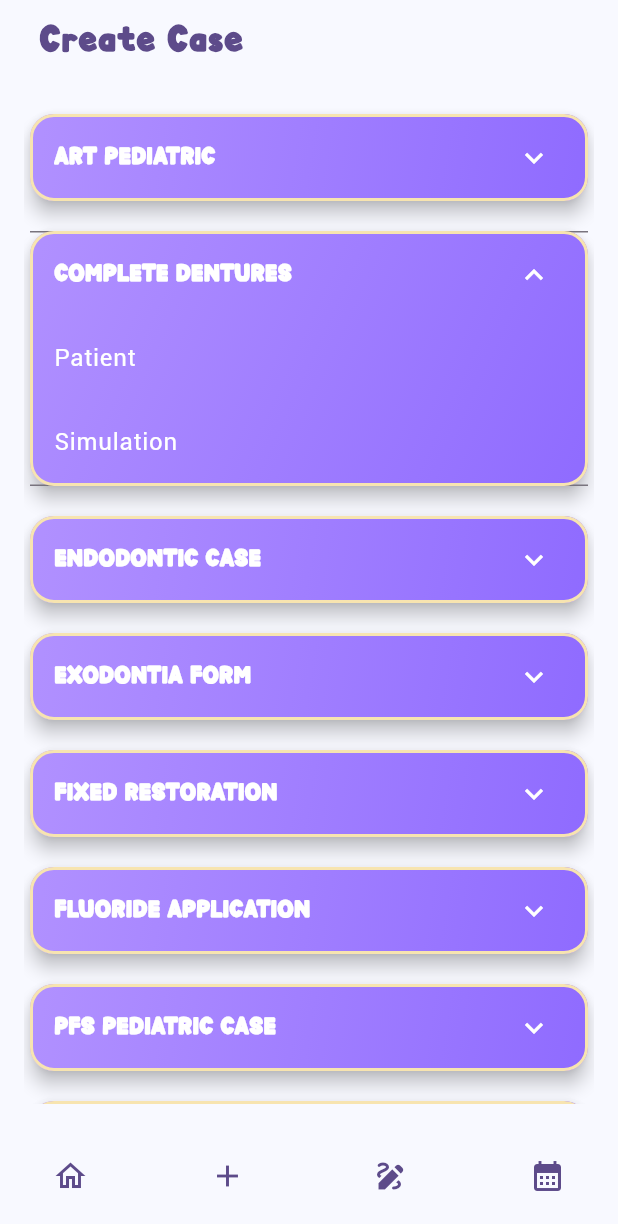
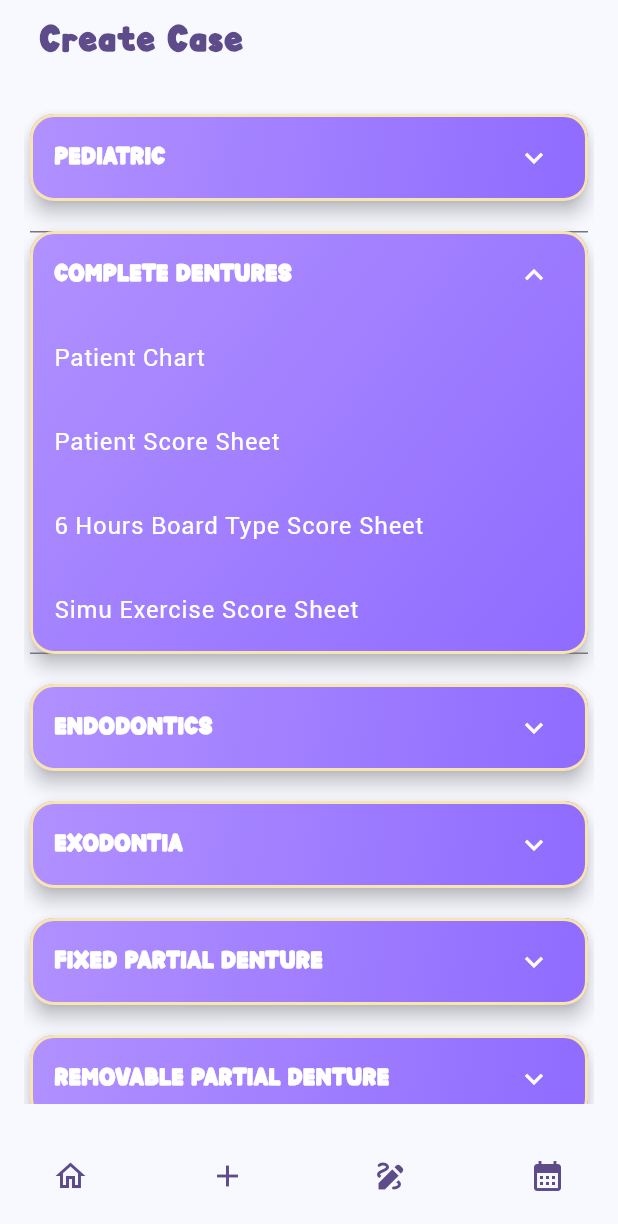
Before and after one commit to choncccc/Toothly, a Flutter app: the screen it shows once a user with an empty profile is signed in, item 2 of the bottom bar chosen, after a tap on "COMPLETE DENTURES", on a phone screen of 412 x 824 dp. Shown: the top 1230 px of the screen. Run offline on Flutter 3.47's test engine with Material 3 defaults, Android fonts, the phone set to English and light mode, and no system bars; drawn by our look-alikes of google_nav_bar; our stand-ins replace flutter_animate, flutter_dotenv, flutter_svg, fluttertoast, pdf, share_plus and 2 more; missing offline and left inert: pdfx; accounts and stored records are empty.

Commit message:
restructure create case view with pdf-based cards and dropdowns
Co-Authored-By: Claude Sonnet 4.6 <noreply@anthropic.com>

```diff
--- a/lib/views/create_case_view.dart
+++ b/lib/views/create_case_view.dart
@@ -1,5 +1,17 @@
 import 'package:flutter/material.dart';
 import 'package:toothly/views/pdf_annotator_view.dart';
+
+class _CaseItem {
+  final String label;
+  final String pdfPath;
+  const _CaseItem(this.label, this.pdfPath);
+}
+
+class _CaseCard {
+  final String title;
+  final List<_CaseItem> items;
+  const _CaseCard(this.title, this.items);
+}
 
 class CreateCaseView extends StatefulWidget {
   const CreateCaseView({super.key});
@@ -9,42 +21,71 @@ class CreateCaseView extends StatefulWidget {
 }
 
 class _CreateCaseViewState extends State<CreateCaseView> {
-  String? selectedCD;
-  String? selectedCD2;
-  String? selectedPriority;
-  String? selectedStatus;
-
-  final List<String> items = ["Patient", "Simulation"];
-
-  static const _cdChartCompanions = [
-    'assets/pdf/CD CHART/CD 6 HOURS BOARD TYPE SCORE SHEET.pdf',
-    'assets/pdf/CD CHART/CD PATIENT SCORE SHEET.pdf',
-    'assets/pdf/CD CHART/CD SIMU EXERCISE SCORE SHEET.pdf',
+  static const List<_CaseCard> _cases = [
+    _CaseCard('PEDIATRIC', [
+      _CaseItem('ART Pedia (Check List)', 'assets/pdf/PEDIA CHART/PEDIA (CHECK LIST)/Copy of ART-Pedia.pdf'),
+      _CaseItem('PFS Pedia (Check List)', 'assets/pdf/PEDIA CHART/PEDIA (CHECK LIST)/PFS-Pedia (1).pdf'),
+      _CaseItem('PRR Pedia (Check List)', 'assets/pdf/PEDIA CHART/PEDIA (CHECK LIST)/PRR-Pediaa.pdf'),
+      _CaseItem('Space Maintainer (Live PX)', 'assets/pdf/PEDIA CHART/PEDIA (LIVE PX)/Pediatric-appliance-SPACE-MAINTAINER.pdf'),
+    ]),
+    _CaseCard('COMPLETE DENTURES', [
+      _CaseItem('Patient Chart', 'assets/pdf/CD CHART/PATIENT CHART.pdf'),
+      _CaseItem('Patient Score Sheet', 'assets/pdf/CD CHART/CD PATIENT SCORE SHEET.pdf'),
+      _CaseItem('6 Hours Board Type Score Sheet', 'assets/pdf/CD CHART/CD 6 HOURS BOARD TYPE SCORE SHEET.pdf'),
+      _CaseItem('Simu Exercise Score Sheet', 'assets/pdf/CD CHART/CD SIMU EXERCISE SCORE SHEET.pdf'),
+    ]),
+    _CaseCard('ENDODONTICS', [
+      _CaseItem('Endodontics Simulation', 'assets/pdf/ENDO CHART/ENDO (SIMULATION)/ENDODONTICS-Simulation.pdf'),
+      _CaseItem('Endodontic Form (Live PX)', 'assets/pdf/ENDO CHART/ENDO (LIVE PX)/Endodontic-form.pdf'),
+      _CaseItem('Endodontic Case Recall', 'assets/pdf/ENDO CHART/ENDO (LIVE PX)/ENDODONTIC-CASE-RECALL.pdf'),
+    ]),
+    _CaseCard('EXODONTIA', [
+      _CaseItem('Patient Form (Live PX)', 'assets/pdf/EXO CHART/EXO (LIVE PX)/Exodontia-patient-form.pdf'),
+      _CaseItem('Surgery Instrument Check List', 'assets/pdf/EXO CHART/EXO (CHECK LIST)/Surgery-instrument-check-list-1.pdf'),
+    ]),
+    _CaseCard('FIXED PARTIAL DENTURE', [
+      _CaseItem('Patient Chart', 'assets/pdf/FPD CHART/PATIENT CHART.pdf'),
+      _CaseItem('Patient Score Sheet', 'assets/pdf/FPD CHART/FPD PATIENT SCORE SHEET.pdf'),
+      _CaseItem('Simu Score Sheet', 'assets/pdf/FPD CHART/FPD SIMU SCORE SHEET.pdf'),
+    ]),
+    _CaseCard('REMOVABLE PARTIAL DENTURE', [
+      _CaseItem('Patient Chart', 'assets/pdf/RPD CHART/PATIENT CHART.pdf'),
+      _CaseItem('Patient Score Sheet', 'assets/pdf/RPD CHART/RPD PATIENT SCORE SHEET.pdf'),
+      _CaseItem('Simu Score Sheet', 'assets/pdf/RPD CHART/RPD SIMU SCORE SHEET.pdf'),
+    ]),
+    _CaseCard('RESTORATIVE', [
+      _CaseItem('Patient Form 2024', 'assets/pdf/RESTO CHART/Patient-Form-2024.pdf'),
+      _CaseItem('Class I (Live PX)', 'assets/pdf/RESTO CHART/RESTO (LIVE PX)/CLASS-I-LIVE-PX.pdf'),
+      _CaseItem('Class II (Live PX)', 'assets/pdf/RESTO CHART/RESTO (LIVE PX)/CLASS-II-LIVE-PX.pdf'),
+      _CaseItem('Class III (Live PX)', 'assets/pdf/RESTO CHART/RESTO (LIVE PX)/CLASS-III-LIVE-PX.pdf'),
+      _CaseItem('Class IV (Live PX)', 'assets/pdf/RESTO CHART/RESTO (LIVE PX)/CLASS-IV-LIVE-PX.pdf'),
+      _CaseItem('Class V (Live PX)', 'assets/pdf/RESTO CHART/RESTO (LIVE PX)/CLASS-V-LIVE-PX.pdf'),
+      _CaseItem('Class I (Check List)', 'assets/pdf/RESTO CHART/RESTO (CHECK LIST)/Copy of CLASS-I-LIVE-PX.pdf'),
+      _CaseItem('Class II (Check List)', 'assets/pdf/RESTO CHART/RESTO (CHECK LIST)/Copy of CLASS-II-LIVE-PX.pdf'),
+      _CaseItem('Class III (Check List)', 'assets/pdf/RESTO CHART/RESTO (CHECK LIST)/Copy of CLASS-III-LIVE-PX.pdf'),
+      _CaseItem('Class IV (Check List)', 'assets/pdf/RESTO CHART/RESTO (CHECK LIST)/Copy of CLASS-IV-LIVE-PX.pdf'),
+      _CaseItem('Class V (Check List)', 'assets/pdf/RESTO CHART/RESTO (CHECK LIST)/Copy of CLASS-V-LIVE-PX.pdf'),
+    ]),
+    _CaseCard('PERIODONTICS', [
+      _CaseItem('Perio Chart', 'assets/pdf/PERIO CHART/PERIO-CHART.pdf'),
+      _CaseItem('Oral Prophylaxis', 'assets/pdf/PERIO CHART/PERIO (CHECK LIST)/Oral-Prophylaxis-form-PX(1).pdf'),
+      _CaseItem('Fluoride Application', 'assets/pdf/PERIO CHART/PERIO (CHECK LIST)/FLUORIDE-APPLICATION(1).pdf'),
+    ]),
   ];
 
-  void _openCdChart(BuildContext context) {
+  final Map<int, String> _selected = {};
+
+  void _openPdf(BuildContext context, String label, String pdfPath) {
     Navigator.push(
       context,
       MaterialPageRoute(
-        builder: (_) => const PdfAnnotatorView(
-          title: 'CD Patient Chart',
-          editablePdfPath: 'assets/pdf/CD CHART/PATIENT CHART.pdf',
-          companionPdfPaths: _cdChartCompanions,
+        builder: (_) => PdfAnnotatorView(
+          title: label,
+          editablePdfPath: pdfPath,
+          companionPdfPaths: const [],
         ),
       ),
     );
-  }
-
-  late final List<String> completeDentures;
-  late final List<String> priorities;
-  late final List<String> statuses;
-
-  @override
-  void initState() {
-    super.initState();
-    completeDentures = items;
-    priorities = items;
-    statuses = items;
   }
 
   @override
@@ -69,85 +110,22 @@ class _CreateCaseViewState extends State<CreateCaseView> {
           ),
         ),
       ),
-
       body: Padding(
         padding: const EdgeInsets.all(16),
-        child: ListView(
-          // ✅ prevent overflow
-          children: [
-            _buildExpandableCard(
-              title: selectedCD ?? "ART PEDIATRIC",
-              items: items,
-              onSelected: (val) => setState(() => selectedCD = val),
-            ),
-
-            const SizedBox(height: 12),
-
-            _buildExpandableCard(
-              title: selectedCD2 ?? "COMPLETE DENTURES",
-              items: items,
-              onSelected: (val) {
-                setState(() => selectedCD2 = val);
-                _openCdChart(context);
+        child: ListView.separated(
+          itemCount: _cases.length,
+          separatorBuilder: (_, __) => const SizedBox(height: 12),
+          itemBuilder: (context, i) {
+            final card = _cases[i];
+            return _buildExpandableCard(
+              title: _selected[i] ?? card.title,
+              items: card.items,
+              onSelected: (item) {
+                setState(() => _selected[i] = item.label);
+                _openPdf(context, item.label, item.pdfPath);
               },
-            ),
-
-            const SizedBox(height: 12),
-
-            _buildExpandableCard(
-              title: selectedPriority ?? "ENDODONTIC CASE",
-              items: items,
-              onSelected: (val) => setState(() => selectedPriority = val),
-            ),
-
-            const SizedBox(height: 12),
-
-            _buildExpandableCard(
-              title: selectedStatus ?? "EXODONTIA FORM",
-              items: items,
-              onSelected: (val) => setState(() => selectedStatus = val),
-            ),
-
-            const SizedBox(height: 12),
-
-            _buildExpandableCard(
-              title: "FIXED RESTORATION",
-              items: items,
-              onSelected: (_) {},
-            ),
-
-            const SizedBox(height: 12),
-
-            _buildExpandableCard(
-              title: "FLUORIDE APPLICATION",
-              items: items,
-              onSelected: (_) {},
-            ),
-
-            const SizedBox(height: 12),
-
-            _buildExpandableCard(
-              title: "PFS PEDIATRIC CASE",
-              items: items,
-              onSelected: (_) {},
-            ),
-
-            const SizedBox(height: 12),
-
-            _buildExpandableCard(
-              title: "PRR PEDIATRIC CASES",
-              items: items,
-              onSelected: (_) {},
-            ),
-
-            const SizedBox(height: 12),
-
-            _buildExpandableCard(
-              title: "ORAL PROPHYLAXIS",
-              items: items,
-              onSelected: (_) {},
-            ),
-          ],
+            );
+          },
         ),
       ),
     );
@@ -155,8 +133,8 @@ class _CreateCaseViewState extends State<CreateCaseView> {
 
   Widget _buildExpandableCard({
     required String title,
-    required List<String> items,
-    required Function(String) onSelected,
+    required List<_CaseItem> items,
+    required Function(_CaseItem) onSelected,
   }) {
     return Card(
       elevation: 5,
@@ -188,7 +166,7 @@ class _CreateCaseViewState extends State<CreateCaseView> {
           collapsedIconColor: Colors.white,
           children: items.map((item) {
             return ListTile(
-              title: Text(item, style: const TextStyle(color: Colors.white)),
+              title: Text(item.label, style: const TextStyle(color: Colors.white)),
               onTap: () => onSelected(item),
             );
           }).toList(),
```
Also changed, not shown: 5 other files.
